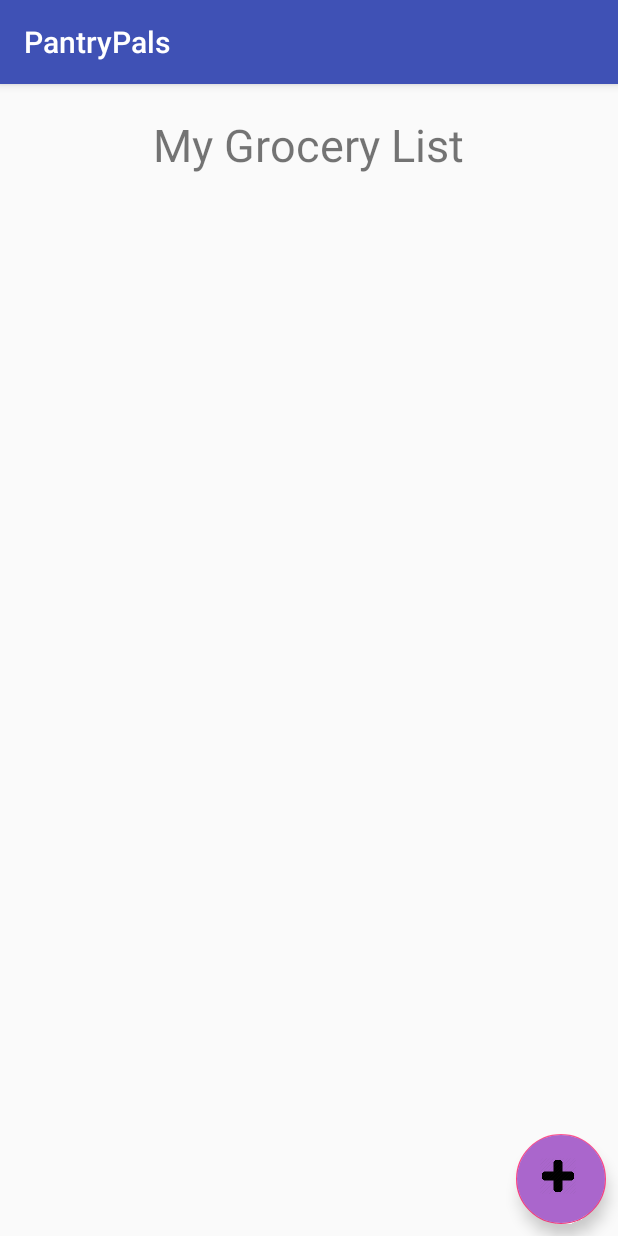
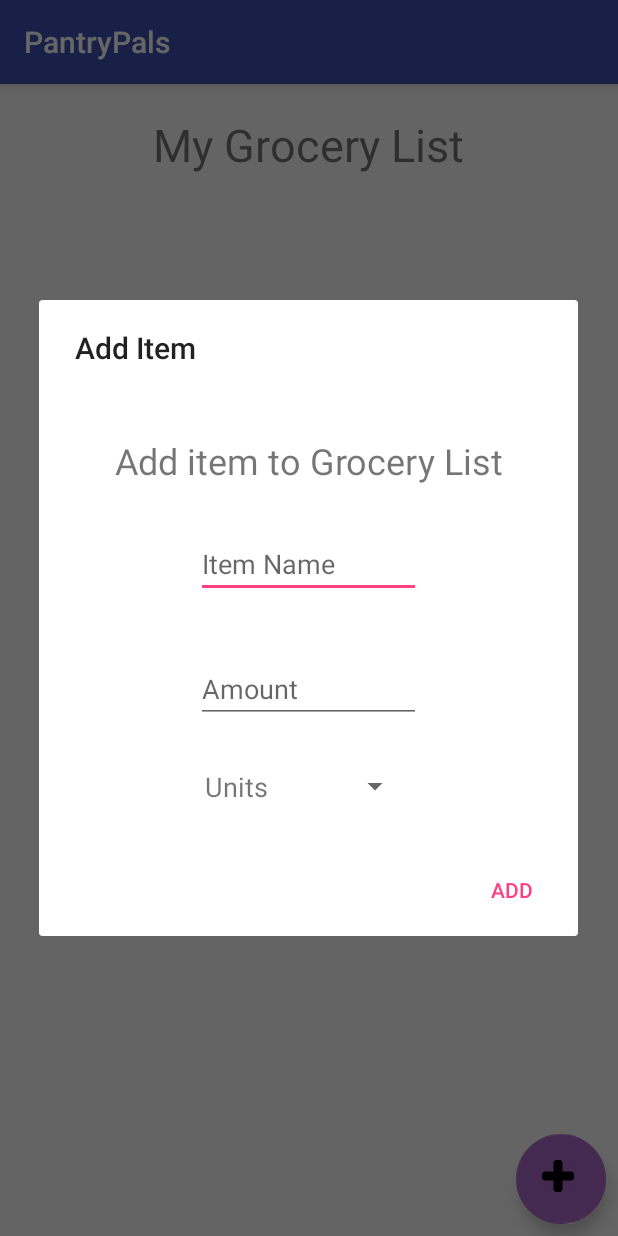
Before and after one commit to tribby5/PantryPals, an Android app: the fragment GroceryListFragment shown on its own in the app's theme, after a tap on an icon or button, on a phone screen of 412 x 824 dp. Run offline under Robolectric (Android 15) with nearby library versions, the phone set to English and light mode, and no system bars; our stand-ins replace Firebase (no records; nobody signed in at launch, a user with empty details on screens opened directly).

Commit message:
Grocery list working except for UI bug

```diff
--- a/app/src/main/java/pantrypals/pantry/GroceryListFragment.java
+++ b/app/src/main/java/pantrypals/pantry/GroceryListFragment.java
@@ -1,6 +1,8 @@
 package pantrypals.pantry;
 
 
+import android.app.AlertDialog;
+import android.content.DialogInterface;
 import android.os.Bundle;
 import android.support.annotation.Nullable;
 import android.support.design.widget.FloatingActionButton;
@@ -8,13 +10,26 @@ import android.support.v4.app.Fragment;
 import android.view.LayoutInflater;
 import android.view.View;
 import android.view.ViewGroup;
+import android.widget.AdapterView;
+import android.widget.ArrayAdapter;
+import android.widget.EditText;
 import android.widget.ListView;
+import android.widget.Spinner;
 
 import com.android.databaes.pantrypals.R;
+import com.google.firebase.auth.FirebaseAuth;
+import com.google.firebase.database.DataSnapshot;
+import com.google.firebase.database.DatabaseError;
+import com.google.firebase.database.DatabaseReference;
+import com.google.firebase.database.FirebaseDatabase;
+import com.google.firebase.database.ValueEventListener;
 
 import java.util.ArrayList;
+import java.util.HashMap;
 import java.util.List;
 import java.util.Map;
+
+import pantrypals.models.GroceryItem;
 
 /**
  * A simple {@link Fragment} subclass.
@@ -23,6 +38,10 @@ public class GroceryListFragment extends Fragment {
     private List<Map<String, String>> items;
     private ListView grocery;
     private GroceryItemAdapter adapter;
+
+    private String add_item_name;
+    private Double add_item_amount;
+    private String add_item_units;
 
     public GroceryListFragment() {
         // Required empty public constructor
@@ -48,6 +67,32 @@ public class GroceryListFragment extends Fragment {
         grocery = view.findViewById(R.id.grocery_lv);
         items = new ArrayList<>();
         adapter = new GroceryItemAdapter(getActivity(), items);
+        grocery.setAdapter(adapter);
+
+        //Load in data from Firebase
+        String uid = FirebaseAuth.getInstance().getCurrentUser().getUid();
+        DatabaseReference ref = FirebaseDatabase.getInstance().getReference().child(getResources().getString(R.string.groceryData)).child(uid);
+        ref.addListenerForSingleValueEvent(new ValueEventListener() {
+            @Override
+            public void onDataChange(DataSnapshot dataSnapshot) {
+                items = new ArrayList<>();
+                for(DataSnapshot child : dataSnapshot.getChildren()){
+                    GroceryItem item = child.getValue(GroceryItem.class);
+                    Map<String, String> data = new HashMap<String, String>();
+                    data.put(GroceryItemAdapter.GROCERY_TITLE, item.getName());
+                    data.put(GroceryItemAdapter.GROCERY_AMOUNT, Double.toString(item.getAmount()));
+                    data.put(GroceryItemAdapter.GROCERY_UNIT, item.getUnit());
+                    data.put(GroceryItemAdapter.GROCERY_ITEM_ID, child.getKey());
+
+                    items.add(data);
+                }
+                adapter.refresh(items);
+            }
+
+            @Override
+            public void onCancelled(DatabaseError databaseError) {
+            }
+        });
     }
 
     private void setupAddGrocery(View view){
@@ -55,13 +100,76 @@ public class GroceryListFragment extends Fragment {
         fab.setOnClickListener(new View.OnClickListener() {
             @Override
             public void onClick(View view) {
-                addItemModal();
+                addItemModal(view);
             }
         });
     }
 
-    private void addItemModal(){
-        //wait for Ali's code for this
+    private void addItemModal(View view){
+        //builder
+        AlertDialog.Builder builder = new AlertDialog.Builder(getActivity());
+        builder.setTitle(getResources().getString(R.string.modal_add_item));
+
+        //https://stackoverflow.com/questions/18371883/how-to-create-modal-dialog-box-in-android
+        LayoutInflater inflater = (LayoutInflater)getActivity().getLayoutInflater();
+
+        final View dialogView = inflater.inflate(R.layout.modal_add_item_grocery, null);
+
+        setMeasurementSpinner(dialogView);
+        builder.setView(dialogView);
+        builder.setPositiveButton(getResources().getText(R.string.add_item), new DialogInterface.OnClickListener() {
+            @Override
+            public void onClick(DialogInterface dialogInterface, int i) {
+                EditText itemName = (EditText) dialogView.findViewById(R.id.add_item_name);
+                EditText itemAmount = (EditText) dialogView.findViewById(R.id.add_item_amount);
+                EditText itemDate = (EditText) dialogView.findViewById(R.id.add_item_date);
+                add_item_name = itemName.getText().toString();
+                add_item_amount = Double.parseDouble(itemAmount.getText().toString());
+
+                String uid = FirebaseAuth.getInstance().getCurrentUser().getUid();
+                DatabaseReference groceryRef = FirebaseDatabase.getInstance().getReference()
+                        .child(getResources().getString(R.string.groceryData)).child(uid);
+                String itemID = groceryRef.push().getKey();
+                GroceryItem newGrocery = new GroceryItem();
+                newGrocery.setName(add_item_name);
+                newGrocery.setAmount(add_item_amount);
+                newGrocery.setUnit(add_item_units);
+
+                groceryRef.child(itemID).setValue(newGrocery);
+
+                Map<String, String> newItem = new HashMap<>();
+                newItem.put(GroceryItemAdapter.GROCERY_TITLE, add_item_name);
+                newItem.put(GroceryItemAdapter.GROCERY_AMOUNT, Double.toString(add_item_amount));
+                newItem.put(GroceryItemAdapter.GROCERY_UNIT, add_item_units);
+                newItem.put(GroceryItemAdapter.GROCERY_ITEM_ID, itemID);
+
+                items.add(newItem);
+                adapter.notifyDataSetChanged();
+            }
+        });
+        builder.show();
+    }
+
+    private void setMeasurementSpinner(View v){
+        final Spinner unitSpinner = v.findViewById(R.id.add_item_units);
+        ArrayAdapter<CharSequence> spinnerAdapter = ArrayAdapter.createFromResource(v.getContext(),
+                R.array.units_spinner_array, android.R.layout.simple_spinner_item);
+        spinnerAdapter.setDropDownViewResource(android.R.layout.simple_spinner_dropdown_item);
+        unitSpinner.setAdapter(spinnerAdapter);
+        unitSpinner.setOnItemSelectedListener(new AdapterView.OnItemSelectedListener() {
+            @Override
+            public void onItemSelected(AdapterView<?> adapterView, View view, int position, long l) {
+                if (position != 0) {
+                    add_item_units = unitSpinner.getItemAtPosition(position).toString();
+                    unitSpinner.setSelection(position);
+                }
+            }
+
+            @Override
+            public void onNothingSelected(AdapterView<?> adapterView) {
+
+            }
+        });
     }
 
 
--- a/app/src/main/res/layout/fragment_grocery_list.xml
+++ b/app/src/main/res/layout/fragment_grocery_list.xml
@@ -1,4 +1,5 @@
 <FrameLayout xmlns:android="http://schemas.android.com/apk/res/android"
+    xmlns:app="http://schemas.android.com/apk/res-auto"
     xmlns:tools="http://schemas.android.com/tools"
     android:layout_width="match_parent"
     android:layout_height="match_parent"
@@ -33,8 +34,8 @@
         android:layout_width="60dp"
         android:layout_height="60dp"
         android:src="@drawable/add"
-        android:backgroundTint="@android:color/holo_purple"
         android:layout_marginBottom="8dp"
+        app:backgroundTint="@android:color/holo_purple"
         android:layout_gravity="bottom|right"
         android:layout_marginEnd="8dp">
     </android.support.design.widget.FloatingActionButton>
--- /dev/null
+++ b/app/src/main/res/layout/modal_add_item_grocery.xml
@@ -0,0 +1,71 @@
+<?xml version="1.0" encoding="utf-8"?>
+<LinearLayout
+    xmlns:android="http://schemas.android.com/apk/res/android"
+    xmlns:app="http://schemas.android.com/apk/res-auto"
+    android:orientation="vertical"
+    android:layout_width="match_parent"
+    android:layout_height="match_parent"
+    android:padding="25dp">
+
+    <TextView
+        android:id="@+id/edit_title"
+        android:layout_width="wrap_content"
+        android:layout_height="wrap_content"
+        android:layout_marginTop="20dp"
+        android:text="@string/add_item_grocery_title"
+        android:textAlignment="center"
+        android:layout_gravity="center"
+        android:textSize="24sp"
+        />
+
+
+    <EditText
+        android:id="@+id/add_item_name"
+        android:layout_width="150dp"
+        android:layout_height="wrap_content"
+        android:layout_marginBottom="8dp"
+        android:layout_marginEnd="8dp"
+        android:layout_marginStart="8dp"
+        android:layout_marginTop="30dp"
+        android:hint="@string/item_name"
+        android:inputType="textPersonName"
+        android:layout_gravity="center"
+        />
+
+    <EditText
+        android:id="@+id/add_item_amount"
+        android:layout_width="150dp"
+        android:layout_height="wrap_content"
+        android:layout_marginEnd="8dp"
+        android:layout_marginStart="8dp"
+        android:layout_marginTop="30dp"
+        android:hint="@string/amount"
+        android:inputType="number"
+        android:layout_gravity="center"
+        />
+
+    <LinearLayout
+        android:layout_width="match_parent"
+        android:layout_height="wrap_content"
+        android:layout_gravity="center"
+        android:gravity="center"
+        android:layout_marginTop="30dp">
+        <TextView
+            android:id="@+id/units"
+            android:layout_width="wrap_content"
+            android:layout_height="wrap_content"
+            android:text="@string/units"
+            android:layout_marginEnd="20dp"
+            android:textAlignment="center"
+            android:textSize="18dp"
+            />
+
+        <Spinner
+            android:id="@+id/add_item_units"
+            android:layout_width="75dp"
+            android:layout_height="wrap_content"
+            />
+
+    </LinearLayout>
+
+</LinearLayout>
--- a/app/src/main/res/values/databaseTree.xml
+++ b/app/src/main/res/values/databaseTree.xml
@@ -9,5 +9,6 @@
     <string name="items">items</string>
     <string name="users">userAccounts</string>
     <string name="jointPantriesAttribute">jointPantries</string>
+    <string name="groceryData">groceryLists</string>
 
 </resources>
--- a/app/src/main/res/values/strings.xml
+++ b/app/src/main/res/values/strings.xml
@@ -76,6 +76,7 @@
 
     <!-- Grocery List-->
     <string name="my_grocery_list">My Grocery List</string>
+    <string name="add_item_grocery_title">Add item to Grocery List</string>
 
 
     <!-- Joint Pantry -->
```
Also changed, not shown: app/src/main/java/pantrypals/models/GroceryItem.java (added, +37 -0 lines), app/src/main/java/pantrypals/pantry/GroceryItemAdapter.java (+15 -0 lines).
